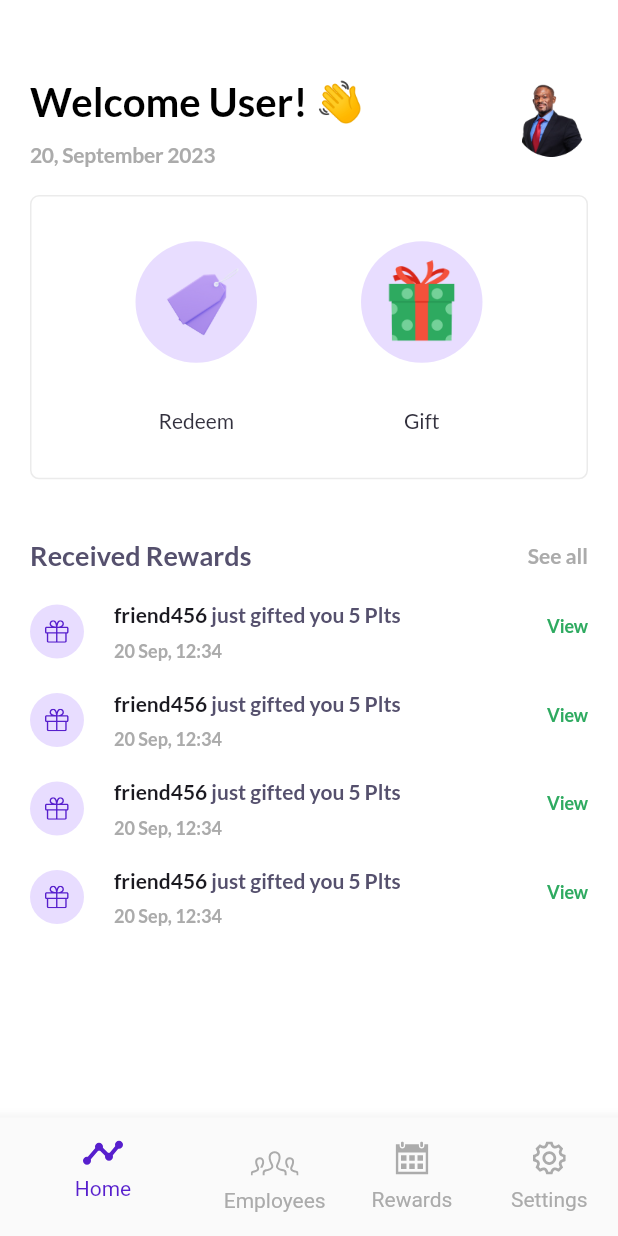
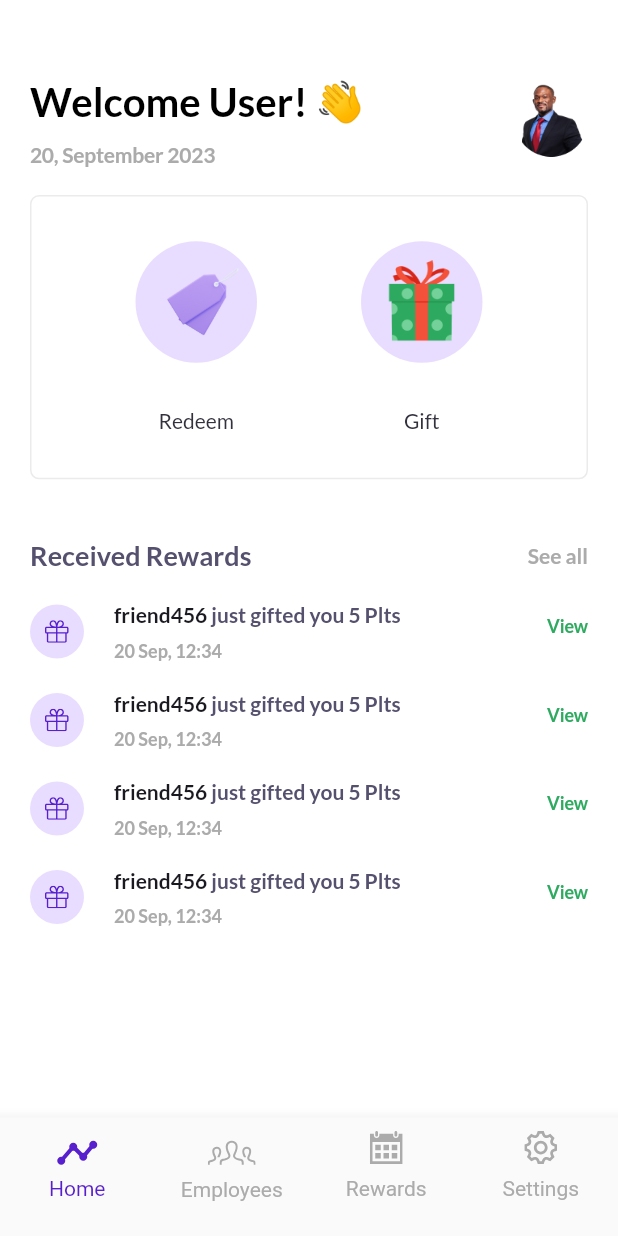
Before and after one commit to hngx-org/Jaguars-food-mobile, a Flutter app: the screen it shows after launch, on a phone screen of 412 x 824 dp. Run offline on Flutter 3.47's test engine with Material 2 defaults, Android fonts, the phone set to English and light mode, and no system bars; our stand-ins replace flutter_screenutil, flutter_svg, go_router, google_fonts.

Commit message:
adjust nav movmenet

```diff
--- a/lib/3_presentation/screens/nav_screen/nav_screen.dart
+++ b/lib/3_presentation/screens/nav_screen/nav_screen.dart
@@ -42,6 +42,7 @@ class _NavigationScreenState extends State<NavigationScreen> {
       body: _tabScreens[_selectedIndex],
       bottomNavigationBar: BottomNavigationBar(
         currentIndex: _selectedIndex,
+        type: BottomNavigationBarType.fixed,
         onTap: _onTabSelected,
         selectedItemColor: AppColor.appBrandColor,
         unselectedItemColor: AppColor.secondaryColor,
--- a/lib/main.dart
+++ b/lib/main.dart
@@ -25,7 +25,7 @@ class MyApp extends StatelessWidget {
                 primaryColor: AppColor.appBrandColor,
                 scaffoldBackgroundColor: AppColor.white,
                 visualDensity: VisualDensity.adaptivePlatformDensity,
-                appBarTheme: const AppBarTheme(elevation: 0)),
+            ),
           );
         });
   }
```
